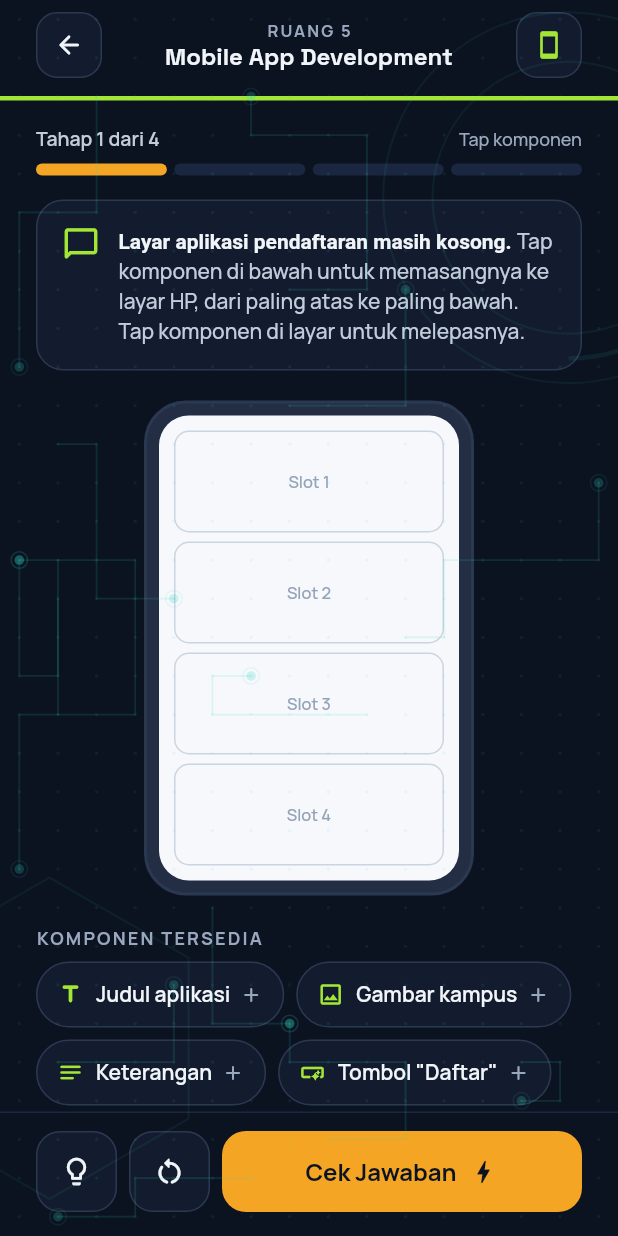
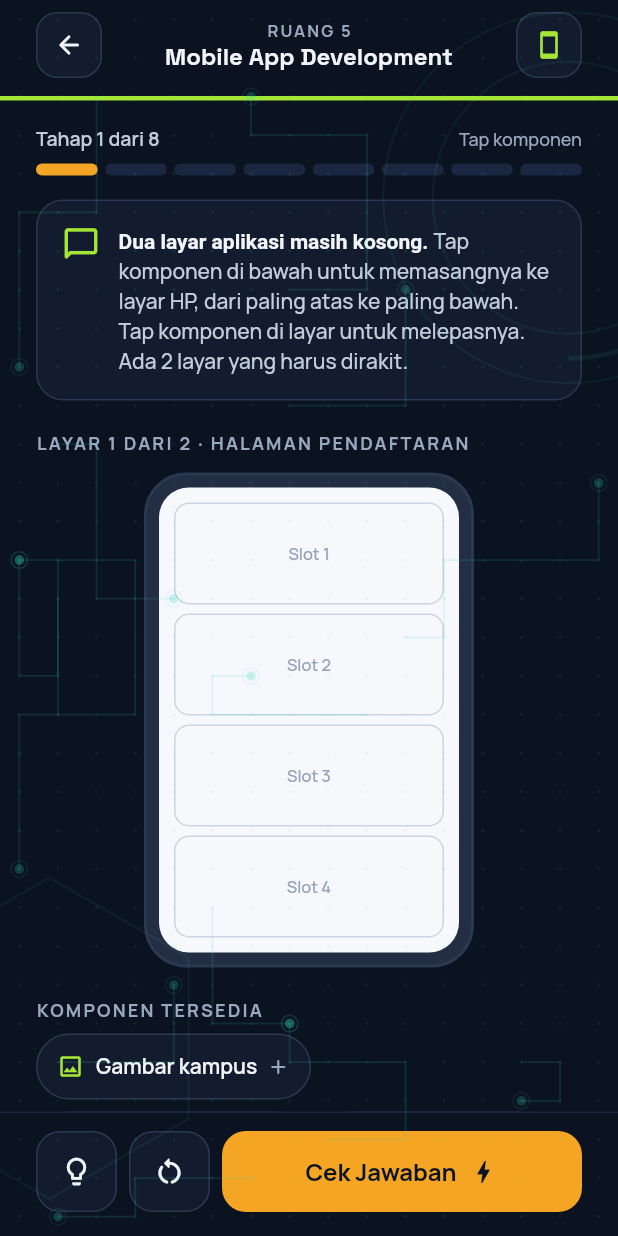
Before and after one commit to Epinnn14/campus-escape-mobile, a Flutter app: the MobileDevRoomScreen screen opened directly, after a tap on the "restart alt" icon, on a phone screen of 412 x 824 dp. Run offline on Flutter 3.47's test engine with Material 3 defaults, Android fonts, the phone set to English and light mode, and no system bars; our stand-ins replace cloud_firestore, firebase_auth, firebase_core, flutter_riverpod, go_router, google_fonts and 6 more; accounts and stored records are empty; generated files the repository leaves out were written again.

Commit message:
feat: Game Dev 5 level, Mobile Dev 2 layar, perbaikan rilis

```diff
--- a/lib/presentation/screens/rooms/mobile_dev_room_screen.dart
+++ b/lib/presentation/screens/rooms/mobile_dev_room_screen.dart
@@ -1,3 +1,5 @@
+import 'dart:math';
+
 import 'package:material_ui/material_ui.dart';
 import '../../../core/theme/app_colors.dart';
 import '../../../core/theme/app_spacing.dart';
@@ -7,8 +9,9 @@ import '../../widgets/common.dart';
 import '../../widgets/room_scaffold.dart';
 
 /// Ruang 5 — Mobile App Development: "Rakit Layar Aplikasi".
-/// Tap komponen untuk menyusunnya ke dalam layar HP, dari atas ke bawah.
-/// Pratinjau HP langsung berubah — itulah cara developer menyusun widget.
+/// Dua layar dirakit bergantian (pendaftaran, lalu halaman masuk): tap
+/// komponen untuk menyusunnya ke dalam layar HP, dari atas ke bawah. Urutan
+/// komponen di bawah diacak tiap layar supaya tidak bisa asal tap berurutan.
 class MobileDevRoomScreen extends StatefulWidget {
   const MobileDevRoomScreen({super.key});
 
@@ -16,7 +19,7 @@ class MobileDevRoomScreen extends StatefulWidget {
   State<MobileDevRoomScreen> createState() => _MobileDevRoomScreenState();
 }
 
-enum _Part { judul, gambar, teks, tombol }
+enum _Part { judul, gambar, teks, tombol, judulMasuk, kolomNama, kolomSandi, tombolMasuk }
 
 extension on _Part {
   String get label => switch (this) {
@@ -24,60 +27,124 @@ extension on _Part {
         _Part.gambar => 'Gambar kampus',
         _Part.teks => 'Keterangan',
         _Part.tombol => 'Tombol "Daftar"',
+        _Part.judulMasuk => 'Judul "Masuk"',
+        _Part.kolomNama => 'Kolom nama',
+        _Part.kolomSandi => 'Kolom kata sandi',
+        _Part.tombolMasuk => 'Tombol "Masuk"',
       };
   IconData get icon => switch (this) {
-        _Part.judul => Icons.title_rounded,
+        _Part.judul || _Part.judulMasuk => Icons.title_rounded,
         _Part.gambar => Icons.image_outlined,
         _Part.teks => Icons.notes_rounded,
         _Part.tombol => Icons.smart_button_outlined,
+        _Part.kolomNama => Icons.person_outline_rounded,
+        _Part.kolomSandi => Icons.lock_outline_rounded,
+        _Part.tombolMasuk => Icons.login_rounded,
       };
 }
 
 class _MobileDevRoomScreenState extends State<MobileDevRoomScreen> {
-  static const _answer = [_Part.judul, _Part.gambar, _Part.teks, _Part.tombol];
+  /// Tiap layar: judul, urutan komponen yang benar (atas → bawah), dan pesan
+  /// pengarah saat susunannya salah.
+  static const _screens = [
+    (
+      title: 'Layar 1 dari 2 · Halaman pendaftaran',
+      answer: [_Part.judul, _Part.gambar, _Part.teks, _Part.tombol],
+      wrong: 'Susunannya belum pas. Bayangkan app yang nyaman: judul di atas, tombol aksi di bawah.',
+    ),
+    (
+      title: 'Layar 2 dari 2 · Halaman masuk',
+      answer: [_Part.judulMasuk, _Part.kolomNama, _Part.kolomSandi, _Part.tombolMasuk],
+      wrong: 'Belum pas. Orang mengisi nama dulu, baru kata sandi, lalu menekan tombol di paling bawah.',
+    ),
+  ];
+
+  int _screen = 0;
   final List<_Part> _placed = [];
 
+  /// Komponen layar ini dalam urutan acak (yang tampil di bawah).
+  late List<_Part> _shuffled;
+
   RoomMeta get _meta => RoomCatalog.byId(RoomId.mobileDev);
+  List<_Part> get _answer => _screens[_screen].answer;
+  List<_Part> get _pool => _shuffled.where((p) => !_placed.contains(p)).toList();
 
-  List<_Part> get _pool => _Part.values.where((p) => !_placed.contains(p)).toList();
+  @override
+  void initState() {
+    super.initState();
+    _shufflePool();
+  }
+
+  /// Acak komponen; ulangi kalau kebetulan sama persis dengan jawaban.
+  void _shufflePool() {
+    final rnd = Random();
+    List<_Part> list;
+    do {
+      list = List<_Part>.of(_answer)..shuffle(rnd);
+    } while (_sameOrder(list, _answer));
+    _shuffled = list;
+  }
+
+  bool _sameOrder(List<_Part> a, List<_Part> b) {
+    for (var i = 0; i < a.length; i++) {
+      if (a[i] != b[i]) return false;
+    }
+    return true;
+  }
 
   RoomCheck _check() {
     if (_placed.length < _answer.length) {
       return RoomCheckIncomplete('Layar belum lengkap, masih ada ${_answer.length - _placed.length} komponen di bawah.');
     }
-    for (var i = 0; i < _answer.length; i++) {
-      if (_placed[i] != _answer[i]) {
-        return const RoomCheckWrong('Susunannya belum pas. Bayangkan app yang nyaman: judul di atas, tombol aksi di bawah.');
-      }
+    if (!_sameOrder(_placed, _answer)) return RoomCheckWrong(_screens[_screen].wrong);
+    if (_screen < _screens.length - 1) {
+      // Layar ini beres → lanjut ke layar berikutnya dengan komponen baru.
+      setState(() {
+        _screen++;
+        _placed.clear();
+        _shufflePool();
+      });
+      return const RoomCheckProgress('Layar pertama jadi! Sekarang rakit layar kedua: halaman masuk.');
     }
-    return const RoomCheckCorrect('Layar jadi! Developer mobile menyusun layar persis seperti ini, komponen demi komponen.');
+    return const RoomCheckCorrect('Dua layar jadi! Developer mobile menyusun layar persis seperti ini, komponen demi komponen.');
   }
+
+  /// Reset hanya mengosongkan layar yang sedang dirakit (dan mengacak ulang).
+  void _reset() => setState(() {
+        _placed.clear();
+        _shufflePool();
+      });
 
   @override
   Widget build(BuildContext context) {
+    final total = _screens.length * _answer.length;
     return RoomScaffold(
       meta: _meta,
-      storyLead: 'Layar aplikasi pendaftaran masih kosong.',
+      storyLead: 'Dua layar aplikasi masih kosong.',
       storyBody:
           'Tap komponen di bawah untuk memasangnya ke layar HP, dari paling '
-          'atas ke paling bawah. Tap komponen di layar untuk melepasnya.',
+          'atas ke paling bawah. Tap komponen di layar untuk melepasnya. '
+          'Ada 2 layar yang harus dirakit.',
       hints: const [
-        'Lihat aplikasi di HP-mu: biasanya yang paling atas adalah judul, dan tombol aksi ada di paling bawah.',
-        'Gambar biasanya ditaruh sebelum keterangan, supaya orang tertarik dulu baru membaca.',
-        'Urutan dari atas: Judul aplikasi → Gambar kampus → Keterangan → Tombol "Daftar".',
+        'Lihat aplikasi di HP-mu: judul hampir selalu paling atas, dan tombol aksi paling bawah. Urutan komponen di bawah diacak, jadi jangan ikuti urutannya.',
+        'Layar 1: gambar ditaruh sebelum keterangan, supaya orang tertarik dulu baru membaca. Layar 2: orang mengisi nama dulu, baru kata sandi.',
+        'Layar 1: Judul aplikasi → Gambar kampus → Keterangan → Tombol "Daftar". Layar 2: Judul "Masuk" → Kolom nama → Kolom kata sandi → Tombol "Masuk".',
       ],
       modeLabel: 'Tap komponen',
-      stageCount: _answer.length,
-      stagesDone: _placed.length,
+      stageCount: total,
+      stagesDone: _screen * _answer.length + _placed.length,
       onCheck: _check,
-      onReset: () => setState(_placed.clear),
+      onReset: _reset,
       body: Column(
         crossAxisAlignment: CrossAxisAlignment.start,
         children: [
+          SectionLabel(_screens[_screen].title),
+          const SizedBox(height: AppSpacing.sm),
           Center(
             child: _PhoneFrame(
               accent: _meta.accent,
               placed: _placed,
+              slots: _answer.length,
               onRemove: (p) => setState(() => _placed.remove(p)),
             ),
           ),
@@ -128,8 +195,9 @@ class _MobileDevRoomScreenState extends State<MobileDevRoomScreen> {
 class _PhoneFrame extends StatelessWidget {
   final Color accent;
   final List<_Part> placed;
+  final int slots;
   final ValueChanged<_Part> onRemove;
-  const _PhoneFrame({required this.accent, required this.placed, required this.onRemove});
+  const _PhoneFrame({required this.accent, required this.placed, required this.slots, required this.onRemove});
 
   @override
   Widget build(BuildContext context) {
@@ -154,13 +222,13 @@ class _PhoneFrame extends StatelessWidget {
         child: Column(
           crossAxisAlignment: CrossAxisAlignment.stretch,
           children: [
-            for (var i = 0; i < 4; i++) ...[
+            for (var i = 0; i < slots; i++) ...[
               Expanded(
                 child: i < placed.length
                     ? _Slot(part: placed[i], accent: accent, onTap: () => onRemove(placed[i]))
                     : _EmptySlot(index: i + 1),
               ),
-              if (i < 3) const SizedBox(height: 6),
+              if (i < slots - 1) const SizedBox(height: 6),
             ],
           ],
         ),
@@ -175,16 +243,53 @@ class _Slot extends StatelessWidget {
   final VoidCallback onTap;
   const _Slot({required this.part, required this.accent, required this.onTap});
 
+  static const _ink = Color(0xFF111827);
+  static const _blue = Color(0xFF2563EB);
+
+  Widget _title(String text) => Align(
+        alignment: Alignment.centerLeft,
+        child: Text(text, style: const TextStyle(fontSize: 15, fontWeight: FontWeight.w800, color: _ink)),
+      );
+
+  Widget _button(String text) => Center(
+        child: Container(
+          height: 34,
+          width: double.infinity,
+          alignment: Alignment.center,
+          decoration: BoxDecoration(color: _blue, borderRadius: BorderRadius.circular(9)),
+          child: Text(text, style: const TextStyle(color: Colors.white, fontWeight: FontWeight.w700, fontSize: 13)),
+        ),
+      );
+
+  /// Tiruan kolom isian (ikon + teks contoh di dalam kotak bergaris).
+  Widget _field(IconData icon, String text) => Center(
+        child: Container(
+          height: 32,
+          padding: const EdgeInsets.symmetric(horizontal: 8),
+          decoration: BoxDecoration(
+            color: const Color(0xFFF3F4F6),
+            borderRadius: BorderRadius.circular(8),
+            border: Border.all(color: const Color(0xFFD1D5DB)),
+          ),
+          child: Row(
+            children: [
+              Icon(icon, size: 14, color: const Color(0xFF6B7280)),
+              const SizedBox(width: 6),
+              Expanded(
+                child: Text(text, maxLines: 1, overflow: TextOverflow.ellipsis, style: const TextStyle(fontSize: 11, color: Color(0xFF6B7280))),
+              ),
+            ],
+          ),
+        ),
+      );
+
   @override
   Widget build(BuildContext context) {
     final child = switch (part) {
-      _Part.judul => const Align(
-          alignment: Alignment.centerLeft,
-          child: Text('Campus Escape', style: TextStyle(fontSize: 15, fontWeight: FontWeight.w800, color: Color(0xFF111827))),
-        ),
+      _Part.judul => _title('Campus Escape'),
       _Part.gambar => Container(
           decoration: BoxDecoration(color: const Color(0xFFDBEAFE), borderRadius: BorderRadius.circular(8)),
-          child: const Center(child: Icon(Icons.apartment_rounded, size: 28, color: Color(0xFF2563EB))),
+          child: const Center(child: Icon(Icons.apartment_rounded, size: 28, color: _blue)),
         ),
       _Part.teks => Column(
           crossAxisAlignment: CrossAxisAlignment.start,
@@ -195,15 +300,11 @@ class _Slot extends StatelessWidget {
             Container(height: 6, width: 90, decoration: BoxDecoration(color: const Color(0xFFD1D5DB), borderRadius: BorderRadius.circular(3))),
           ],
         ),
-      _Part.tombol => Center(
-          child: Container(
-            height: 34,
-            width: double.infinity,
-            alignment: Alignment.center,
-            decoration: BoxDecoration(color: const Color(0xFF2563EB), borderRadius: BorderRadius.circular(9)),
-            child: const Text('Daftar', style: TextStyle(color: Colors.white, fontWeight: FontWeight.w700, fontSize: 13)),
-          ),
-        ),
+      _Part.tombol => _button('Daftar'),
+      _Part.judulMasuk => _title('Masuk'),
+      _Part.kolomNama => _field(Icons.person_outline_rounded, 'Nama'),
+      _Part.kolomSandi => _field(Icons.lock_outline_rounded, '••••••••'),
+      _Part.tombolMasuk => _button('Masuk'),
     };
     return Material(
       color: Colors.white,
--- a/lib/presentation/widgets/room_scaffold.dart
+++ b/lib/presentation/widgets/room_scaffold.dart
@@ -31,6 +31,13 @@ class RoomCheckWrong extends RoomCheck {
 class RoomCheckCorrect extends RoomCheck {
   final String message;
   const RoomCheckCorrect(this.message);
+}
+
+/// Satu tahap beres, ruangan belum selesai (mis. layar 1 dari 2): tampil
+/// sebagai banner info, tanpa penalti dan tanpa menyelesaikan ruangan.
+class RoomCheckProgress extends RoomCheck {
+  final String message;
+  const RoomCheckProgress(this.message);
 }
 
 /// Kerangka semua ruangan: top bar (back, nama ruang), progres tahap, kartu
@@ -109,6 +116,8 @@ class _RoomScaffoldState extends ConsumerState<RoomScaffold> {
     switch (result) {
       case RoomCheckIncomplete(:final message):
         setState(() => _banner = (BannerKind.warning, message));
+      case RoomCheckProgress(:final message):
+        setState(() => _banner = (BannerKind.info, message));
       case RoomCheckWrong(:final message):
         setState(() {
           _wrongAttempts++;
--- a/pubspec.yaml
+++ b/pubspec.yaml
@@ -1,7 +1,7 @@
 name: campus_escape
 description: "Campus Escape — escape room mobile untuk siswa SMA yang berkunjung ke SoCS Binus Bekasi."
 publish_to: 'none'
-version: 0.9.1
+version: 0.9.2
 
 environment:
   sdk: '>=3.13.0 <4.0.0'
```
Also changed, not shown: lib/presentation/screens/rooms/game_dev_room_screen.dart (+28 -8 lines), 4 other files.
